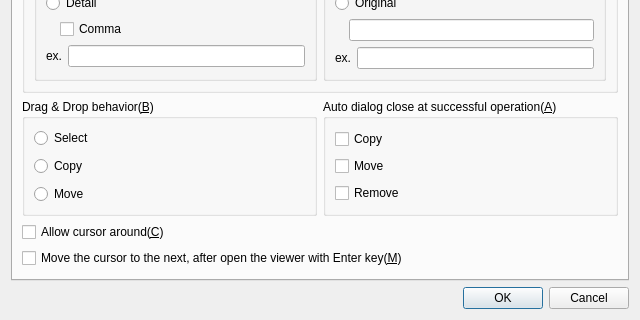
Old version of the form preferencesdialog.ui in the repository haraki/farman; both pictures show x 0 to 640 and y 379 to 699 of the 640 by 699 pixel window.
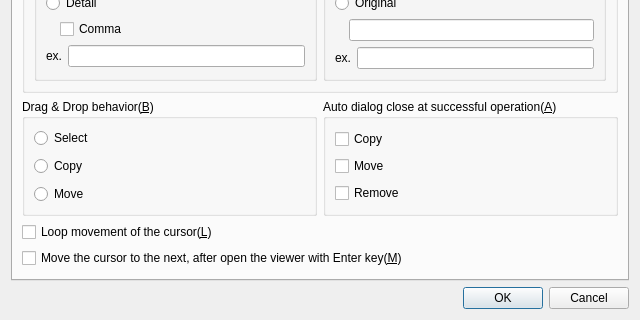
New version of the form. The open tabs and pages were chosen to show the change.

```diff
--- a/preferencesdialog.ui
+++ b/preferencesdialog.ui
@@ -1727,7 +1727,7 @@
        <item row="3" column="0" colspan="2">
         <widget class="QCheckBox" name="allowCursorAroundCheckBox">
          <property name="text">
-          <string>Allow cursor around(&amp;C)</string>
+          <string>Loop movement of the cursor(&amp;L)</string>
          </property>
         </widget>
        </item>
```
